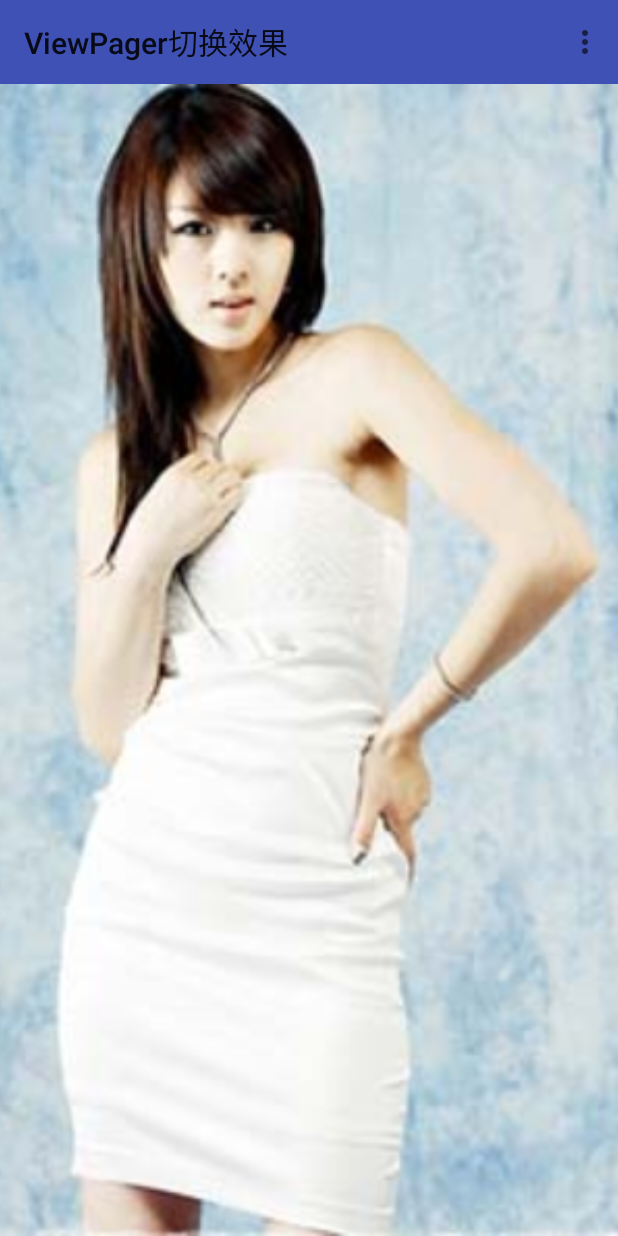
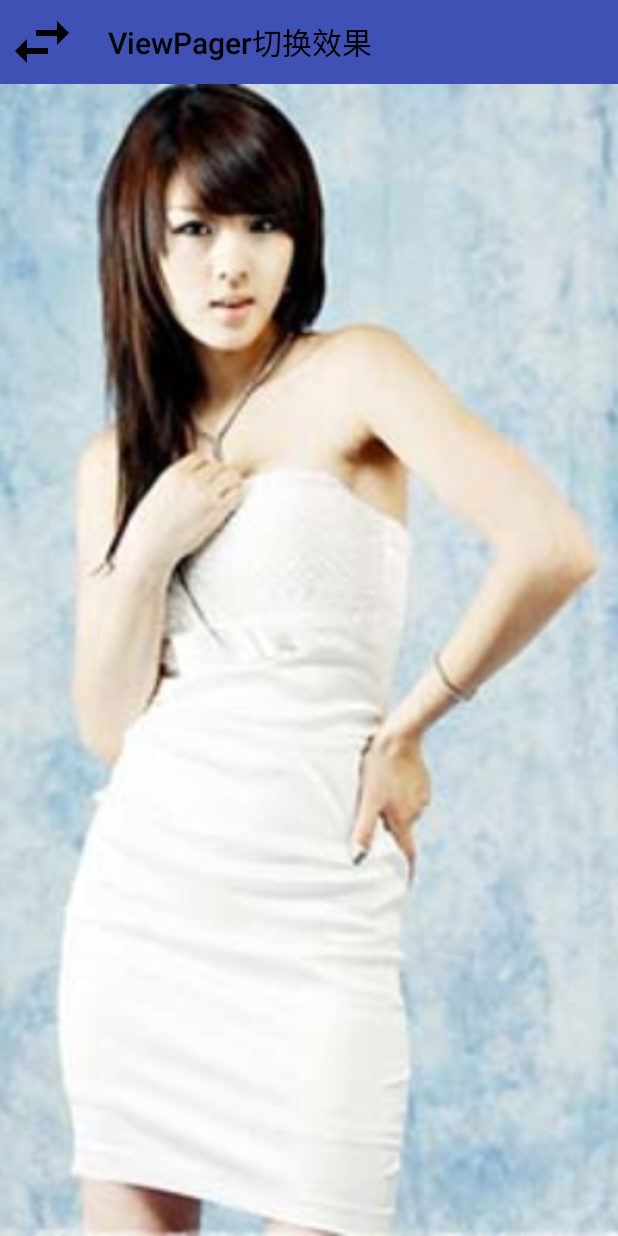
Before and after one commit to syusuke/ViewPagerAnim, an Android app: the screen it shows after launch (MainActivity), on a phone screen of 412 x 824 dp. Run offline under Robolectric (Android 15) with nearby library versions, the phone set to English and light mode, and no system bars.

Commit message:
提交,可能有BUG,,2016年5月9日22:17:55

```diff
--- a/app/src/main/java/com/gson8/viewpageranim/MainActivity.java
+++ b/app/src/main/java/com/gson8/viewpageranim/MainActivity.java
@@ -1,27 +1,32 @@
 package com.gson8.viewpageranim;
 
+import android.content.DialogInterface;
 import android.os.Bundle;
 import android.support.v4.view.PagerAdapter;
 import android.support.v4.view.ViewPager;
+import android.support.v7.app.AlertDialog;
 import android.support.v7.app.AppCompatActivity;
 import android.support.v7.widget.Toolbar;
-import android.view.MenuItem;
 import android.view.View;
 import android.view.ViewGroup;
+import android.widget.ArrayAdapter;
 import android.widget.ImageView;
+import android.widget.ListView;
 
-import com.gson8.viewpageranim.vpanim.ZoomOutTranformer;
-import com.gson8.viewpageranim.vpanim.DepthPageTransformer;
-import com.gson8.viewpageranim.vpanim.ZoomOutPageTransformer;
+import com.gson8.viewpageranim.vpanim.DefaultTransfomer;
 
-public class MainActivity extends AppCompatActivity implements Toolbar.OnMenuItemClickListener
+import java.util.ArrayList;
+import java.util.List;
+
+public class MainActivity extends AppCompatActivity implements View.OnClickListener
 {
 
     private int[] mImgIds = { R.drawable.img1, R.drawable.img2, R.drawable.img4, R.drawable.img16, R.drawable.img17 };
 
     ViewPager mCusViewPager;
-
+    VpAdapter mAdatper;
     Toolbar mToolbar;
+    List<String> mTransList;
 
     @Override
     protected void onCreate(Bundle savedInstanceState)
@@ -29,17 +34,90 @@ public class MainActivity extends AppCompatActivity implements Toolbar.OnMenuIte
         super.onCreate(savedInstanceState);
         setContentView(R.layout.activity_main);
         mToolbar = (Toolbar)findViewById(R.id.toolbar);
+        mToolbar.setNavigationOnClickListener(this);
 
-        mToolbar.inflateMenu(R.menu.menu);
-        mToolbar.setOnMenuItemClickListener(this);
         mCusViewPager = (ViewPager)findViewById(R.id.cus_viewpager);
 
+        mCusViewPager.setPageTransformer(true, new DefaultTransfomer());
+
+        mTransList = new ArrayList<>();
+
+        mAdatper = new VpAdapter();
+        mCusViewPager.setAdapter(mAdatper);
+
+        initData();
+
+    }
+
+    private void initData()
+    {
+        mTransList.add("CubeTransformer");
+        mTransList.add("DefaultTransfomer");
+        mTransList.add("DepthNoTransformer");
+        mTransList.add("DepthPageTransformer");
+        mTransList.add("HorizontalFilpTransformer");
+        mTransList.add("PageLeftInTransformer");
+        mTransList.add("PageRightOutTransformer");
+        mTransList.add("RotateDownPageTransformer");
+        mTransList.add("RotateUpPageTransformer");
+        mTransList.add("ScaleIOransformer");
+        mTransList.add("SqueezeTransformer");
+        mTransList.add("TabletTransformer");
+        mTransList.add("VerticalFlipTransformer");
+        mTransList.add("ZoomInOutTransformer");
+        mTransList.add("ZoomOutPageTransformer");
+        mTransList.add("ZoomOutTranformer");
+    }
 
 
-        mCusViewPager.setPageTransformer(true, new ZoomOutTranformer());
+    @Override
+    public void onClick(View v)
+    {
+        showDia();
+    }
 
+    private void showDia()
+    {
+        AlertDialog.Builder builder = new AlertDialog.Builder(this);
+        ListView lv = new ListView(this);
+        builder.setTitle("ViewPager的滑动效果");
+        builder.setView(lv).setAdapter(
+                new ArrayAdapter<>(this, android.R.layout.simple_list_item_1, mTransList),
+                new DialogInterface.OnClickListener()
+                {
+                    @Override
+                    public void onClick(DialogInterface dialog, int which)
+                    {
+                        setViewPagerTransformer(which);
+                        dialog.dismiss();
+                    }
+                });
+        builder.setPositiveButton("取消", new DialogInterface.OnClickListener()
+        {
+            @Override
+            public void onClick(DialogInterface dialog, int which)
+            {
 
-        mCusViewPager.setAdapter(new PagerAdapter()
+            }
+        });
+        builder.create().show();
+    }
+
+    public void setViewPagerTransformer(int viewPagerTransformer)
+    {
+        try
+        {
+            mCusViewPager.setPageTransformer(true, (ViewPager.PageTransformer)Class.forName(
+                    "com.gson8.viewpageranim.vpanim." + mTransList.get(viewPagerTransformer))
+                    .newInstance());
+        }
+        catch(Exception e)
+        {
+            e.printStackTrace();
+        }
+    }
+
+    class VpAdapter extends PagerAdapter
     {
         @Override
         public int getCount()
@@ -69,22 +147,6 @@ public class MainActivity extends AppCompatActivity implements Toolbar.OnMenuIte
         {
             container.removeView((View)object);
         }
-        });
     }
 
-    @Override
-    public boolean onMenuItemClick(MenuItem item)
-    {
-        int id = item.getItemId();
-        switch(id)
-        {
-            case R.id.one:
-                mCusViewPager.setPageTransformer(true, new DepthPageTransformer());
-                break;
-            case R.id.two:
-                mCusViewPager.setPageTransformer(true, new ZoomOutPageTransformer());
-                break;
 }
-        return true;
-    }
-}
--- a/app/src/main/res/layout/activity_main.xml
+++ b/app/src/main/res/layout/activity_main.xml
@@ -12,7 +12,9 @@
         android:layout_width="match_parent"
         android:layout_height="?actionBarSize"
         android:background="@color/colorPrimary"
-        app:title="ViewPager切换效果">
+        app:navigationIcon="@drawable/ic_swap_horiz_black_48dp"
+        app:title="ViewPager切换效果"
+        app:titleTextColor="@color/colorBlack">
     </android.support.v7.widget.Toolbar>
 
     <android.support.v4.view.ViewPager
--- a/app/src/main/res/menu/menu.xml
+++ /dev/null
@@ -1,9 +0,0 @@
-<?xml version="1.0" encoding="utf-8"?>
-<menu xmlns:android="http://schemas.android.com/apk/res/android">
-    <item
-        android:id="@+id/one"
-        android:title="第一种"/>
-    <item
-        android:id="@+id/two"
-        android:title="第二种"/>
-</menu>
--- a/app/src/main/res/values/colors.xml
+++ b/app/src/main/res/values/colors.xml
@@ -3,4 +3,5 @@
     <color name="colorPrimary">#3F51B5</color>
     <color name="colorPrimaryDark">#303F9F</color>
     <color name="colorAccent">#FF4081</color>
+    <color name="colorBlack">#000</color>
 </resources>
```
Also changed, not shown: app/src/main/java/com/gson8/viewpageranim/test/HorizontalFilpTransformer.java (deleted, +0 -52 lines), app/src/main/java/com/gson8/viewpageranim/test/ScaleIOransformer.java (deleted, +0 -49 lines), app/src/main/java/com/gson8/viewpageranim/test/VerticalFlipTransformer.java (deleted, +0 -29 lines), app/src/main/java/com/gson8/viewpageranim/vpanim/HorizontalFilpTransformer.java (added, +29 -0 lines), app/src/main/java/com/gson8/viewpageranim/vpanim/ScaleIOransformer.java (added, +27 -0 lines), app/src/main/java/com/gson8/viewpageranim/vpanim/VerticalFlipTransformer.java (added, +32 -0 lines), app/src/main/res/drawable-hdpi/ic_swap_horiz_black_48dp.png (added), app/src/main/res/drawable-mdpi/ic_swap_horiz_black_48dp.png (added), app/src/main/res/drawable-xhdpi/ic_swap_horiz_black_48dp.png (added), app/src/main/res/drawable-xxhdpi/ic_swap_horiz_black_48dp.png (added), app/src/main/res/drawable-xxxhdpi/ic_swap_horiz_black_48dp.png (added), 2 other files. Lines whose indentation alone changed are shown as unchanged.
